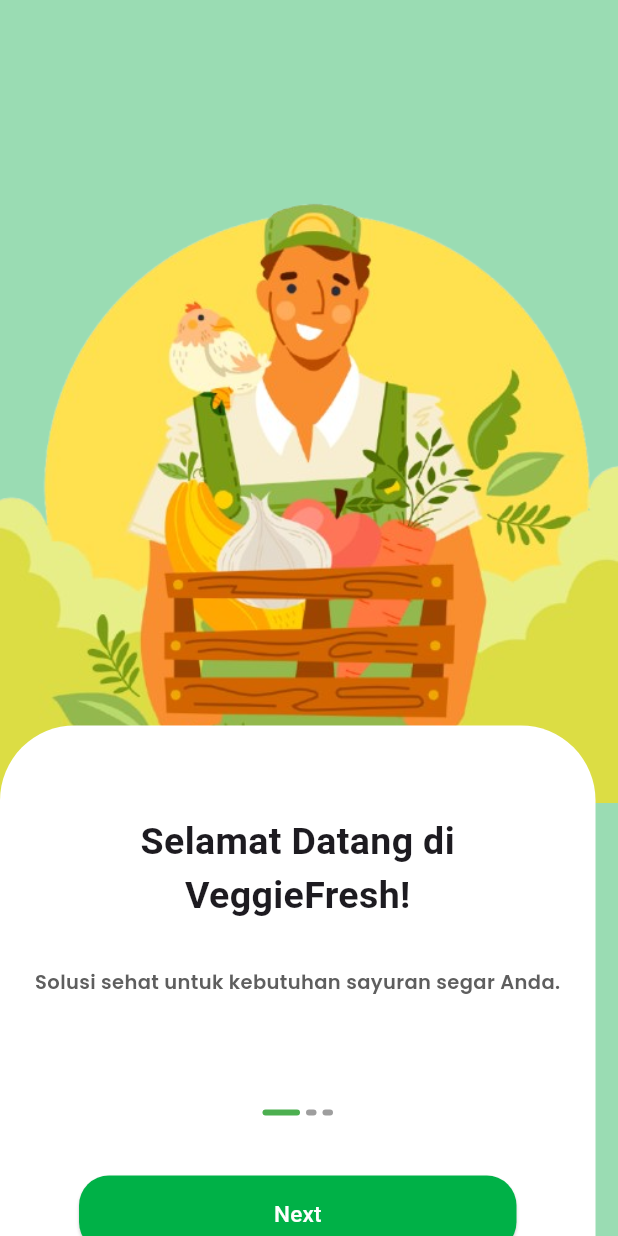
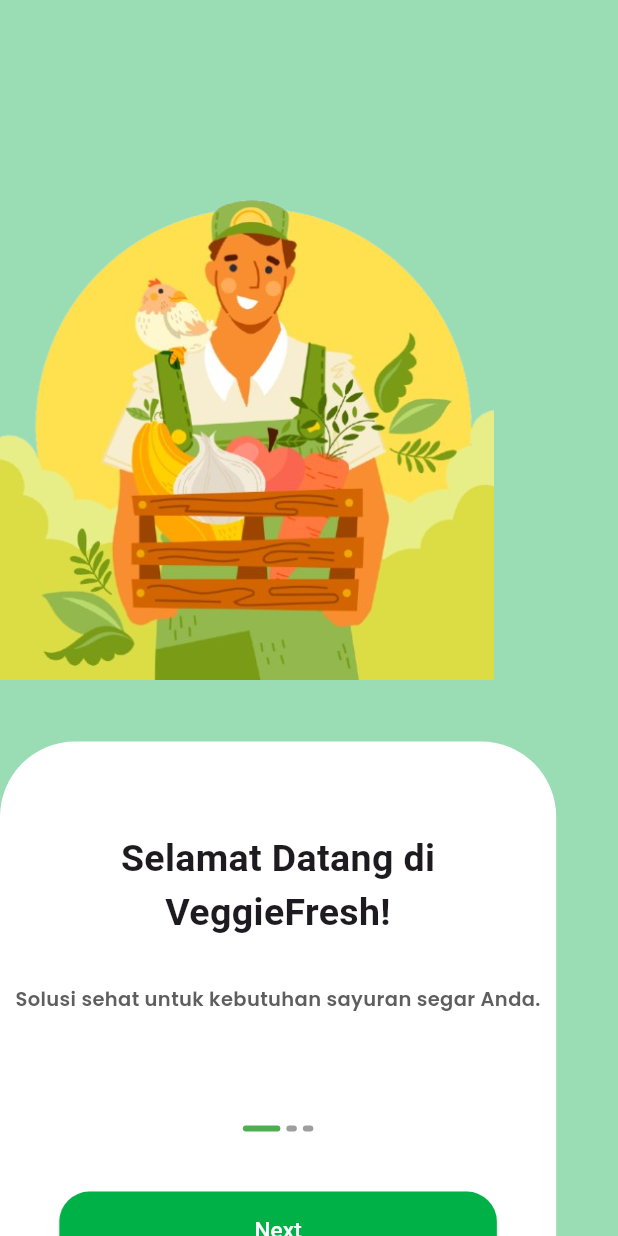
Before and after one commit to Ikhvan3/shamo_app, a Flutter app: the screen it shows after launch, on a phone screen of 412 x 824 dp. Run offline on Flutter 3.47's test engine with Material 3 defaults, Android fonts, the phone set to English and light mode, and no system bars; drawn by our look-alikes of showcaseview; our stand-ins replace carousel_slider, cloud_firestore, firebase_auth, firebase_core, google_fonts, shared_preferences; missing offline and left inert: midtrans_snap, mobile_scanner; accounts and stored records are empty; network calls fail.

Commit message:
konfigurasi responsive start 2

```diff
--- a/lib/pages/start/startpage1.dart
+++ b/lib/pages/start/startpage1.dart
@@ -107,12 +107,13 @@ class _StartPage1State extends State<StartPage1>
               children: [
                 Image.asset(
                   'assets/image_start1.png',
-                  width: 600,
+                  width: size.width * 0.8,
+                  height: size.height * 0.4,
                 ),
                 Container(
-                  margin: EdgeInsets.only(top: 360),
-                  height: 376,
-                  width: 397,
+                  margin: EdgeInsets.only(top: size.height * 0.45),
+                  height: size.height * 0.5,
+                  width: size.width * 0.9,
                   decoration: BoxDecoration(
                     borderRadius: BorderRadius.vertical(
                       top: Radius.circular(50),
```
